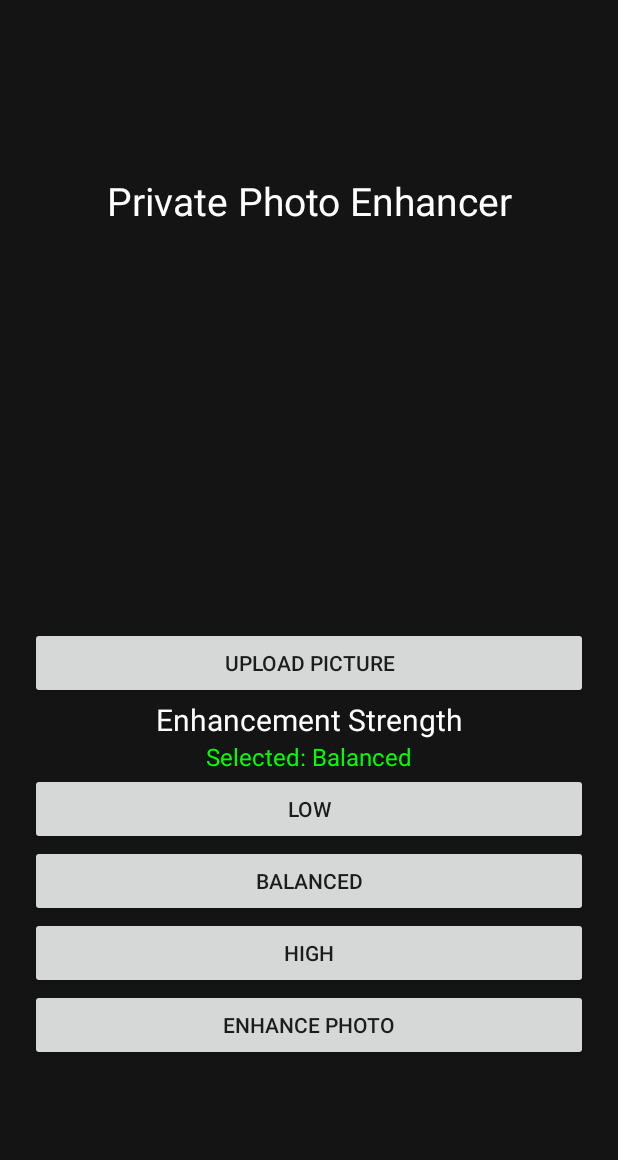
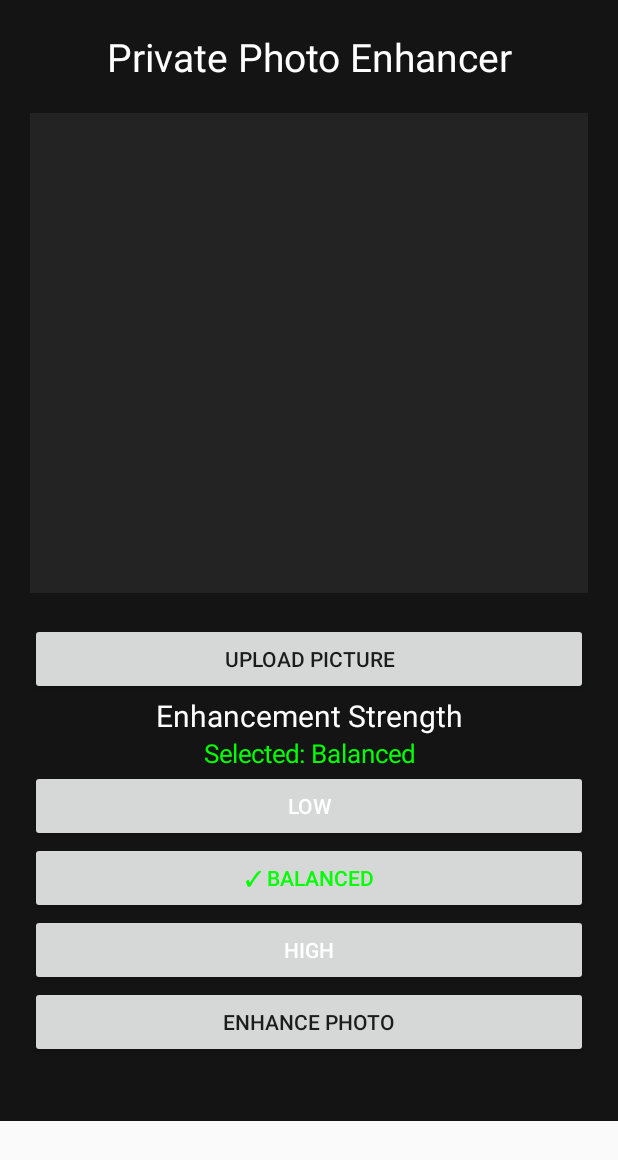
Before and after one commit to wantonwannabesmithandweston-hub/PhotoEnhancer, an Android app: the screen it shows after launch (MainActivity), on a phone screen of 412 x 824 dp. Shown: the top 1160 px of the screen. Run offline under Robolectric (Android 15) with nearby library versions, the phone set to English and light mode, and no system bars.

Commit message:
Update MainActivity.kt

```diff
--- a/app/src/main/java/com/privatephoto/enhancer/MainActivity.kt
+++ b/app/src/main/java/com/privatephoto/enhancer/MainActivity.kt
@@ -1,3 +1,4 @@
+
 
 package com.privatephoto.enhancer
 
@@ -12,6 +13,7 @@ import android.view.Gravity
 import android.widget.Button
 import android.widget.ImageView
 import android.widget.LinearLayout
+import android.widget.ScrollView
 import android.widget.TextView
 import android.widget.Toast
 import java.util.concurrent.Executors
@@ -21,83 +23,120 @@ class MainActivity : Activity() {
 
     private lateinit var imageView: ImageView
     private lateinit var strengthText: TextView
+    private lateinit var statusText: TextView
+    private lateinit var enhanceButton: Button
 
     private var selectedStrength = "Balanced"
     private var selectedImage: Uri? = null
 
+    private val strengthButtons = mutableMapOf<String, Button>()
+
     private val executor = Executors.newSingleThreadExecutor()
+
+    private fun dp(value: Int): Int =
+        (value * resources.displayMetrics.density).roundToInt()
 
     override fun onCreate(savedInstanceState: Bundle?) {
         super.onCreate(savedInstanceState)
 
-        val layout = LinearLayout(this)
-        layout.orientation = LinearLayout.VERTICAL
-        layout.gravity = Gravity.CENTER
-        layout.setPadding(30, 30, 30, 30)
-        layout.setBackgroundColor(Color.rgb(20, 20, 20))
+        val scroll = ScrollView(this)
 
-        val title = TextView(this)
-        title.text = "Private Photo Enhancer"
-        title.textSize = 26f
-        title.setTextColor(Color.WHITE)
-        title.gravity = Gravity.CENTER
+        val layout = LinearLayout(this).apply {
+            orientation = LinearLayout.VERTICAL
+            gravity = Gravity.CENTER
+            setPadding(dp(20), dp(20), dp(20), dp(20))
+            setBackgroundColor(Color.rgb(20, 20, 20))
+        }
+
+        val title = TextView(this).apply {
+            text = "Private Photo Enhancer"
+            textSize = 26f
+            setTextColor(Color.WHITE)
+            gravity = Gravity.CENTER
+        }
+
         layout.addView(title)
 
-        imageView = ImageView(this)
-        imageView.adjustViewBounds = true
-        imageView.scaleType = ImageView.ScaleType.FIT_CENTER
+        imageView = ImageView(this).apply {
+            adjustViewBounds = true
+            scaleType = ImageView.ScaleType.FIT_CENTER
+            setBackgroundColor(Color.rgb(35, 35, 35))
+        }
 
         val imageParams = LinearLayout.LayoutParams(
-            LinearLayout.LayoutParams.MATCH_PARENT, 350
-        )
-        imageParams.setMargins(0, 25, 0, 25)
+            LinearLayout.LayoutParams.MATCH_PARENT,
+            dp(320)
+        ).apply {
+            setMargins(0, dp(20), 0, dp(20))
+        }
+
         layout.addView(imageView, imageParams)
 
-        val uploadButton = Button(this)
-        uploadButton.text = "Upload Picture"
+        val uploadButton = Button(this).apply {
+            text = "Upload Picture"
+        }
+
         layout.addView(uploadButton)
 
         uploadButton.setOnClickListener {
-            val intent = Intent(Intent.ACTION_GET_CONTENT)
-            intent.type = "image/*"
+            val intent = Intent(Intent.ACTION_GET_CONTENT).apply {
+                type = "image/*"
+            }
             startActivityForResult(intent, 100)
         }
 
-        val label = TextView(this)
-        label.text = "Enhancement Strength"
-        label.textSize = 20f
-        label.setTextColor(Color.WHITE)
-        label.gravity = Gravity.CENTER
+        val label = TextView(this).apply {
+            text = "Enhancement Strength"
+            textSize = 20f
+            setTextColor(Color.WHITE)
+            gravity = Gravity.CENTER
+        }
+
         layout.addView(label)
 
-        strengthText = TextView(this)
-        strengthText.text = "Selected: Balanced"
-        strengthText.textSize = 16f
-        strengthText.setTextColor(Color.GREEN)
-        strengthText.gravity = Gravity.CENTER
+        strengthText = TextView(this).apply {
+            textSize = 17f
+            setTextColor(Color.GREEN)
+            gravity = Gravity.CENTER
+        }
+
         layout.addView(strengthText)
 
         for (strength in listOf("Low", "Balanced", "High")) {
-            val button = Button(this)
-            button.text = strength
+            val button = Button(this).apply {
+                text = strength
+            }
+
+            strengthButtons[strength] = button
             layout.addView(button)
 
             button.setOnClickListener {
                 selectedStrength = strength
-                strengthText.text = "Selected: $strength"
+                updateStrengthButtons()
             }
         }
 
-        val enhanceButton = Button(this)
-        enhanceButton.text = "Enhance Photo"
+        enhanceButton = Button(this).apply {
+            text = "Enhance Photo"
+        }
+
         layout.addView(enhanceButton)
+
+        statusText = TextView(this).apply {
+            textSize = 16f
+            setTextColor(Color.WHITE)
+            gravity = Gravity.CENTER
+        }
+
+        layout.addView(statusText)
 
         enhanceButton.setOnClickListener {
             val uri = selectedImage
 
             if (uri == null) {
                 Toast.makeText(
-                    this, "Please upload a photo first",
+                    this,
+                    "Please upload a photo first",
                     Toast.LENGTH_SHORT
                 ).show()
             } else {
@@ -105,16 +144,38 @@ class MainActivity : Activity() {
             }
         }
 
-        setContentView(layout)
+        scroll.addView(layout)
+        setContentView(scroll)
+
+        updateStrengthButtons()
+    }
+
+    private fun updateStrengthButtons() {
+        strengthText.text = "Selected: $selectedStrength"
+
+        for ((strength, button) in strengthButtons) {
+            button.text = if (strength == selectedStrength) {
+                "✓ $strength"
+            } else {
+                strength
+            }
+
+            button.setTextColor(
+                if (strength == selectedStrength) {
+                    Color.GREEN
+                } else {
+                    Color.WHITE
+                }
+            )
+        }
     }
 
     private fun enhancePhoto(uri: Uri) {
+
         val strength = selectedStrength
 
-        Toast.makeText(
-            this, "Enhancing photo...",
-            Toast.LENGTH_SHORT
-        ).show()
+        enhanceButton.isEnabled = false
+        statusText.text = "Enhancing photo..."
 
         executor.execute {
             try {
@@ -124,9 +185,14 @@ class MainActivity : Activity() {
 
                 contentResolver.openInputStream(uri)?.use {
                     BitmapFactory.decodeStream(it, null, options)
+                } ?: throw Exception("Cannot read photo")
+
+                if (options.outWidth <= 0 || options.outHeight <= 0) {
+                    throw Exception("Invalid photo")
                 }
 
                 var sample = 1
+
                 while (
                     options.outWidth / sample > 1600 ||
                     options.outHeight / sample > 1600
@@ -136,6 +202,7 @@ class MainActivity : Activity() {
 
                 val decodeOptions = BitmapFactory.Options().apply {
                     inSampleSize = sample
+                    inPreferredConfig = Bitmap.Config.ARGB_8888
                 }
 
                 val original =
@@ -143,25 +210,37 @@ class MainActivity : Activity() {
                         BitmapFactory.decodeStream(
                             it, null, decodeOptions
                         )
-                    } ?: throw Exception("Cannot open photo")
+                    } ?: throw Exception("Could not decode photo")
 
                 val enhanced = processImage(original, strength)
 
                 runOnUiThread {
+
                     imageView.setImageBitmap(enhanced)
+
+                    statusText.text =
+                        "Enhancement complete! ($strength)"
+
+                    enhanceButton.isEnabled = true
 
                     Toast.makeText(
                         this,
-                        "Enhancement complete!",
+                        "Your enhanced photo is ready!",
                         Toast.LENGTH_LONG
                     ).show()
                 }
 
             } catch (e: Exception) {
+
                 runOnUiThread {
+                    statusText.text =
+                        "Enhancement failed: ${e.message}"
+
+                    enhanceButton.isEnabled = true
+
                     Toast.makeText(
                         this,
-                        "Enhancement failed: ${e.message}",
+                        "Enhancement failed",
                         Toast.LENGTH_LONG
                     ).show()
                 }
@@ -202,12 +281,24 @@ class MainActivity : Activity() {
                 val index = y * width + x
                 val center = input[index]
 
-                val left = input[y * width + maxOf(0, x - 1)]
-                val right = input[y * width + minOf(width - 1, x + 1)]
-                val top = input[maxOf(0, y - 1) * width + x]
-                val bottom = input[minOf(height - 1, y + 1) * width + x]
+                val left = input[
+                    y * width + maxOf(0, x - 1)
+                ]
+
+                val right = input[
+                    y * width + minOf(width - 1, x + 1)
+                ]
+
+                val top = input[
+                    maxOf(0, y - 1) * width + x
+                ]
+
+                val bottom = input[
+                    minOf(height - 1, y + 1) * width + x
+                ]
 
                 fun enhance(channel: (Int) -> Int): Int {
+
                     val c = channel(center).toFloat()
 
                     val blur = (
@@ -217,15 +308,18 @@ class MainActivity : Activity() {
                         channel(bottom)
                     ) / 4f
 
-                    val sharpened = c + sharpness * (c - blur)
+                    val sharpened =
+                        c + sharpness * (c - blur)
 
                     val adjusted =
                         (sharpened - 128f) * contrast + 128f
 
-                    return adjusted.roundToInt().coerceIn(0, 255)
+                    return adjusted.roundToInt()
+                        .coerceIn(0, 255)
                 }
 
-                output[index] = Color.rgb(
+                output[index] = Color.argb(
+                    Color.alpha(center),
                     enhance { Color.red(it) },
                     enhance { Color.green(it) },
                     enhance { Color.blue(it) }
@@ -234,9 +328,13 @@ class MainActivity : Activity() {
         }
 
         return Bitmap.createBitmap(
-            width, height, Bitmap.Config.ARGB_8888
+            width,
+            height,
+            Bitmap.Config.ARGB_8888
         ).also {
-            it.setPixels(output, 0, width, 0, 0, width, height)
+            it.setPixels(
+                output, 0, width, 0, 0, width, height
+            )
         }
     }
 
@@ -246,11 +344,18 @@ class MainActivity : Activity() {
         resultCode: Int,
         data: Intent?
     ) {
-        super.onActivityResult(requestCode, resultCode, data)
+        super.onActivityResult(
+            requestCode, resultCode, data
+        )
 
         if (requestCode == 100 && resultCode == RESULT_OK) {
+
             selectedImage = data?.data
-            imageView.setImageURI(selectedImage)
+
+            if (selectedImage != null) {
+                imageView.setImageURI(selectedImage)
+                statusText.text = "Original photo loaded"
+            }
         }
     }
 
```
